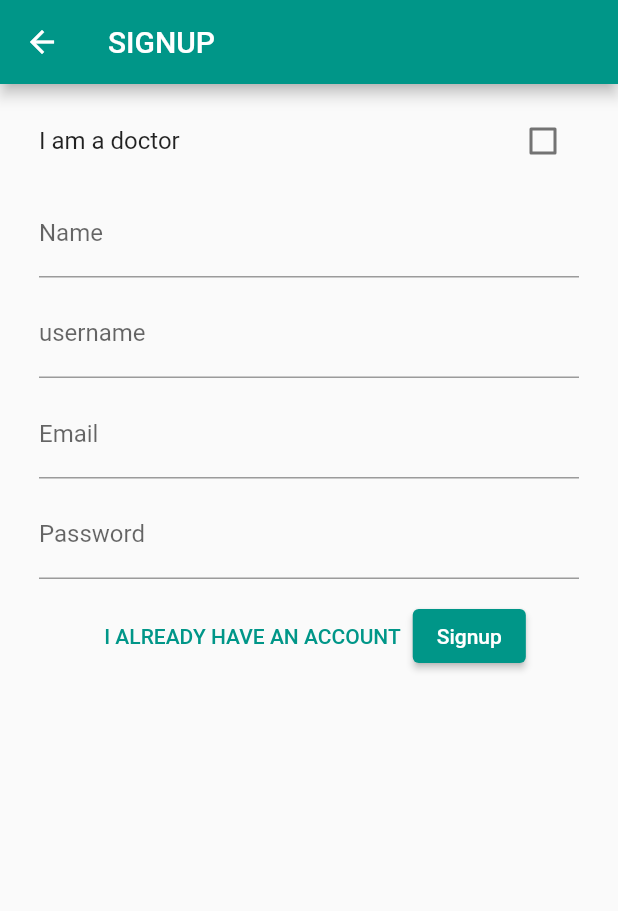
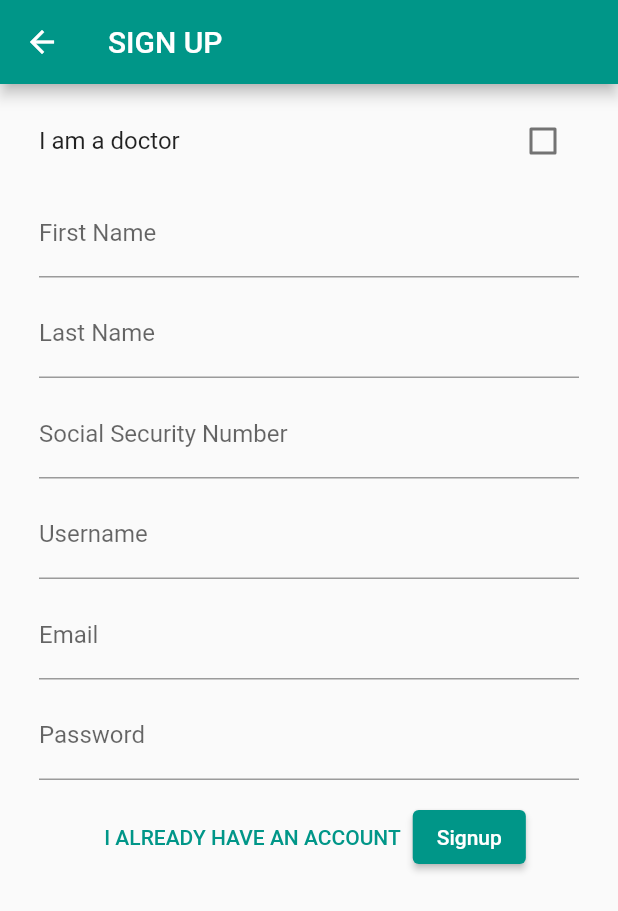
Before and after one commit to SaeedAllGray/Avicenna, a Flutter app: the SignupPage screen opened directly, on a phone screen of 412 x 824 dp. Shown: the top 911 px of the screen. Run offline on Flutter 3.47's test engine with Material 2 defaults, Android fonts, the phone set to English and light mode, and no system bars; our stand-ins replace bloc, dio, equatable, faker, flutter_bloc, pretty_dio_logger and 1 more; missing offline and left inert: add_2_calendar; accounts and stored records are empty; generated files the repository leaves out were written again.

```diff
--- a/avicenna_app/lib/src/auth/presentation/pages/signup_page.dart
+++ b/avicenna_app/lib/src/auth/presentation/pages/signup_page.dart
@@ -18,7 +18,9 @@ class _SignupPageState extends State<SignupPage> {
   final TextEditingController passwordController = TextEditingController();
   final TextEditingController phoneController = TextEditingController();
   final TextEditingController addressController = TextEditingController();
-  final TextEditingController nameController = TextEditingController();
+  final TextEditingController firstNameController = TextEditingController();
+  final TextEditingController lastNameController = TextEditingController();
+  final TextEditingController ssnController = TextEditingController();
   final TextEditingController usernameController = TextEditingController();
   final TextEditingController professionController = TextEditingController();
 
@@ -29,7 +31,7 @@ class _SignupPageState extends State<SignupPage> {
       builder: (context, state) {
         return Scaffold(
           appBar: AppBar(
-            title: const Text('SIGNUP'),
+            title: const Text('SIGN UP'),
           ),
           body: SafeArea(
             child: SingleChildScrollView(
@@ -46,8 +48,27 @@ class _SignupPageState extends State<SignupPage> {
                   ),
                   ListTile(
                     title: TextField(
-                      controller: nameController,
-                      decoration: const InputDecoration(label: Text('Name')),
+                      controller: firstNameController,
+                      decoration:
+                          const InputDecoration(label: Text('First Name')),
+                    ),
+                  ),
+                  ListTile(
+                    title: TextField(
+                      controller: lastNameController,
+                      decoration:
+                          const InputDecoration(label: Text('Last Name')),
+                    ),
+                  ),
+                  Visibility(
+                    visible: !isChecked!,
+                    child: ListTile(
+                      title: TextField(
+                        keyboardType: TextInputType.number,
+                        controller: ssnController,
+                        decoration: const InputDecoration(
+                            label: Text('Social Security Number')),
+                      ),
                     ),
                   ),
                   Visibility(
@@ -84,7 +105,7 @@ class _SignupPageState extends State<SignupPage> {
                     title: TextField(
                       controller: usernameController,
                       decoration:
-                          const InputDecoration(label: Text('username')),
+                          const InputDecoration(label: Text('Username')),
                     ),
                   ),
                   ListTile(
@@ -97,6 +118,7 @@ class _SignupPageState extends State<SignupPage> {
                   ),
                   ListTile(
                     title: TextField(
+                      obscureText: true,
                       controller: passwordController,
                       decoration:
                           const InputDecoration(label: Text('Password')),
```
Also changed, not shown: avicenna_app/lib/src/auth/data/providers/signup_api.dart (added, +30 -0 lines), avicenna_app/lib/src/auth/presentation/bloc/signup_bloc.dart (added, +38 -0 lines), avicenna_app/lib/src/auth/presentation/bloc/signup_event.dart (added, +17 -0 lines), avicenna_app/lib/src/auth/presentation/bloc/signup_state.dart (added, +12 -0 lines).
